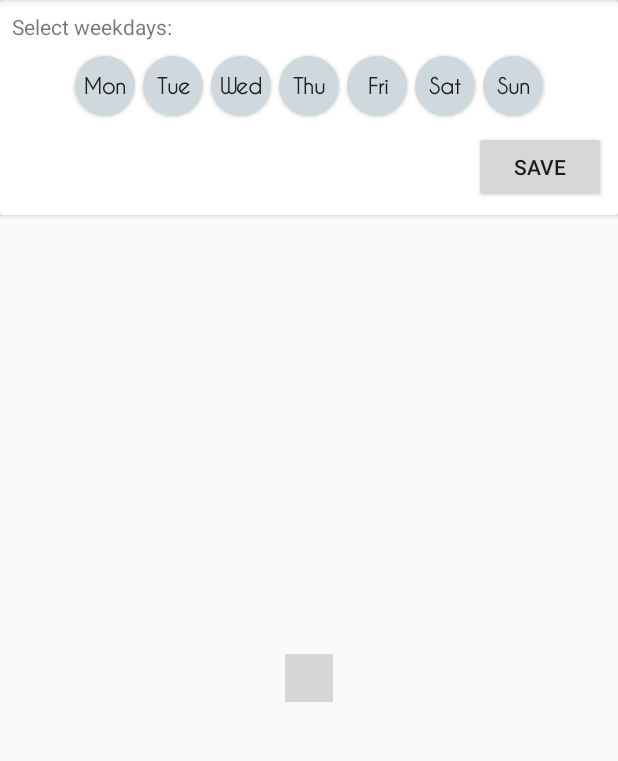
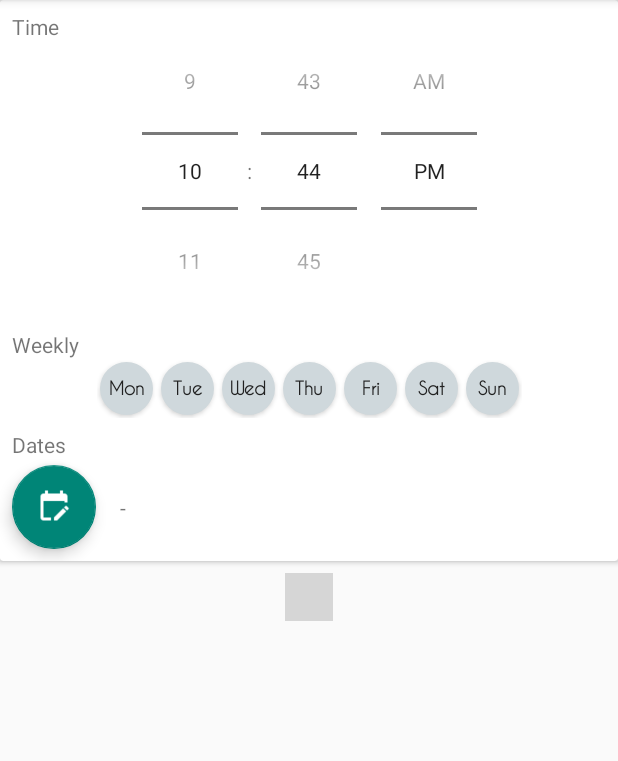
Before and after one commit to bethanw10/ReminderApp, an Android app: the screen it shows after launch (MainActivity), on a phone screen of 412 x 824 dp, the part 84-845 px from its top. Run offline under Robolectric (Android 15) with nearby library versions, the phone set to English and light mode, and no system bars; libraries missing offline, so code that uses them is left out: com.prolificinteractive.materialcalendarview; plain views replace MaterialCalendarView; 4 statements that could not run were skipped; grey boxes are pictures that could not be loaded.

Commit message:
Add multiple date selector Move rules into folder

```diff
--- a/app/build.gradle
+++ b/app/build.gradle
@@ -4,7 +4,7 @@ android {
     compileSdkVersion 28
     defaultConfig {
         applicationId "bethan.alarmapp"
-        minSdkVersion 16
+        minSdkVersion 21
         targetSdkVersion 28
         versionCode 1
         versionName "1.0"
--- a/app/src/main/java/bethan/alarmapp/MainActivity.java
+++ b/app/src/main/java/bethan/alarmapp/MainActivity.java
@@ -1,9 +1,15 @@
 package bethan.alarmapp;
 
+import android.app.AlertDialog;
+import android.app.DatePickerDialog;
+import android.content.DialogInterface;
 import android.os.Bundle;
+import android.support.design.widget.FloatingActionButton;
 import android.support.v7.app.AppCompatActivity;
+import android.view.LayoutInflater;
 import android.view.View;
-import android.widget.Button;
+import android.widget.CompoundButton;
+import android.widget.TextView;
 
 import com.prolificinteractive.materialcalendarview.CalendarDay;
 import com.prolificinteractive.materialcalendarview.MaterialCalendarView;
@@ -15,17 +21,22 @@ import org.threeten.bp.LocalDate;
 import java.util.ArrayList;
 import java.util.List;
 
+import bethan.alarmapp.Rules.RuleSet;
+import bethan.alarmapp.Rules.WeekdayRule;
+
 // TODO: Butter knife?
 public class MainActivity extends AppCompatActivity {
 
     WeekdaySelector weekdaySelector;
 
+    FloatingActionButton editDatesBtn;
+
+    TextView datesText;
+
     MaterialCalendarView calendar;
 
-    Button saveBtn;
-
-    WeekdayRule weekdayRule;
-    LocalDate currentMonthStartDate;
+    private RuleSet rulesSet;
+    private LocalDate currentMonthStartDate;
 
     @Override
     protected void onCreate(Bundle savedInstanceState) {
@@ -34,7 +45,8 @@ public class MainActivity extends AppCompatActivity {
 
         getViews();
 
-        weekdayRule = new WeekdayRule(new ArrayList<DayOfWeek>());
+        rulesSet = new RuleSet();
+
         currentMonthStartDate = LocalDate.now();
 
         calendar.state().edit()
@@ -48,22 +60,44 @@ public class MainActivity extends AppCompatActivity {
             public void onMonthChanged(MaterialCalendarView materialCalendarView,
                                        CalendarDay calendarDay) {
                 currentMonthStartDate = calendarDay.getDate();
-                updateCalendar(weekdayRule);
+                updateCalendar();
             }
         });
 
-        saveBtn.setOnClickListener(new View.OnClickListener() {
+        weekdaySelector.setOnWeekdaySelected(new WeekdaySelector.onWeekdaySelectedListener() {
+            @Override
+            public void onWeekdaySelected(CompoundButton buttonView, boolean isChecked) {
+                List<DayOfWeek> daysOfWeek = weekdaySelector.getSelectedDays();
+
+                WeekdayRule weekdayRule = new WeekdayRule(daysOfWeek);
+                rulesSet.updateRule(weekdayRule);
+                updateCalendar();
+            }
+        });
+
+        editDatesBtn.setOnClickListener(new View.OnClickListener() {
             @Override
             public void onClick(View v) {
-                List<DayOfWeek> daysOfWeek = weekdaySelector.getSelectedDays();
 
-                weekdayRule = new WeekdayRule(daysOfWeek);
-                updateCalendar(weekdayRule);
+                DatePickerDialog datePickerDialog = new DatePickerDialog(
+                        MainActivity.this, null,
+                        LocalDate.now().getYear(),
+                        LocalDate.now().getMonth().getValue(),
+                        LocalDate.now().getDayOfMonth());
+
+                datePickerDialog.show();
             }
         });
     }
 
-    private void updateCalendar(Rule rule) {
+    private void getViews() {
+        editDatesBtn = findViewById(R.id.editDatesBtn);
+        datesText = findViewById(R.id.dateText);
+        calendar = findViewById(R.id.calendarView);
+        weekdaySelector = findViewById(R.id.weekdaySelector);
+    }
+
+    private void updateCalendar() {
         List<CalendarDay> datesToSelect = new ArrayList<>();
 
         LocalDate startDate = LocalDate.now().isBefore(currentMonthStartDate) ?
@@ -73,18 +107,12 @@ public class MainActivity extends AppCompatActivity {
         LocalDate endDate = currentMonthStartDate.plusMonths(2);
 
         for (LocalDate date = startDate; date.isBefore(endDate); date = date.plusDays(1)) {
-            if (rule.isTrueForDate(date)) {
+            if (rulesSet.isTrueForDate(date)) {
                 datesToSelect.add(CalendarDay.from(date));
             }
         }
 
         setDatesSelected(calendar, datesToSelect);
-    }
-
-    private void getViews() {
-        weekdaySelector = findViewById(R.id.weekdaySelector);
-        calendar = findViewById(R.id.calendarView);
-        saveBtn = findViewById(R.id.saveBtn);
     }
 
     private void setDatesSelected(MaterialCalendarView calendar, List<CalendarDay> dates) {
@@ -95,4 +123,27 @@ public class MainActivity extends AppCompatActivity {
         }
     }
 
+    private AlertDialog dialog() {
+        AlertDialog.Builder builder = new AlertDialog.Builder(this);
+        // Get the layout inflater
+        LayoutInflater inflater = this.getLayoutInflater();
+
+        // Inflate and set the layout for the dialog
+        // Pass null as the parent view because its going in the dialog layout
+        builder.setView(inflater.inflate(R.layout.multiple_date_picker_dialog, null))
+                // Add action buttons
+                .setPositiveButton("OK", new DialogInterface.OnClickListener() {
+                    @Override
+                    public void onClick(DialogInterface dialog, int id) {
+                        // sign in the user ...
+                    }
+                })
+                .setNegativeButton("Cancel", new DialogInterface.OnClickListener() {
+                    public void onClick(DialogInterface dialog, int id) {
+
+                    }
+                });
+        return builder.create();
+    }
+
 }
--- a/app/src/main/java/bethan/alarmapp/DayOfMonthRule.java
+++ b/app/src/main/java/bethan/alarmapp/Rules/DayOfMonthRule.java
@@ -1,7 +1,6 @@
-package bethan.alarmapp;
+package bethan.alarmapp.Rules;
 
 import org.threeten.bp.LocalDate;
-import org.threeten.bp.LocalDateTime;
 
 import java.util.List;
 
--- a/app/src/main/java/bethan/alarmapp/NthWeekdayRule.java
+++ b/app/src/main/java/bethan/alarmapp/Rules/NthWeekdayRule.java
@@ -1,8 +1,7 @@
-package bethan.alarmapp;
+package bethan.alarmapp.Rules;
 
 import org.threeten.bp.DayOfWeek;
 import org.threeten.bp.LocalDate;
-import org.threeten.bp.LocalDateTime;
 
 // n can be between 1 - 5
 public class NthWeekdayRule extends Rule {
@@ -10,7 +9,7 @@ public class NthWeekdayRule extends Rule {
     private DayOfWeek dayOfWeek;
     private Integer weekNumber;
 
-    NthWeekdayRule(DayOfWeek dayOfWeek, Integer weekNumber) {
+    public NthWeekdayRule(DayOfWeek dayOfWeek, Integer weekNumber) {
         this.dayOfWeek = dayOfWeek;
         this.weekNumber = weekNumber;
     }
--- a/app/src/main/java/bethan/alarmapp/Rule.java
+++ b/app/src/main/java/bethan/alarmapp/Rules/Rule.java
@@ -1,7 +1,6 @@
-package bethan.alarmapp;
+package bethan.alarmapp.Rules;
 
 import org.threeten.bp.LocalDate;
-import org.threeten.bp.LocalDateTime;
 
 public abstract class Rule {
     public abstract boolean isTrueForDate(LocalDate date);
--- a/app/src/main/java/bethan/alarmapp/SpecificDatesRule.java
+++ b/app/src/main/java/bethan/alarmapp/Rules/SpecificDatesRule.java
@@ -1,7 +1,6 @@
-package bethan.alarmapp;
+package bethan.alarmapp.Rules;
 
 import org.threeten.bp.LocalDate;
-import org.threeten.bp.LocalDateTime;
 
 import java.util.List;
 
--- a/app/src/main/java/bethan/alarmapp/WeekdayRule.java
+++ b/app/src/main/java/bethan/alarmapp/Rules/WeekdayRule.java
@@ -1,16 +1,20 @@
-package bethan.alarmapp;
+package bethan.alarmapp.Rules;
 
 import org.threeten.bp.DayOfWeek;
 import org.threeten.bp.LocalDate;
-import org.threeten.bp.LocalDateTime;
 
+import java.util.ArrayList;
 import java.util.List;
 
 public class WeekdayRule extends Rule {
 
     private List<DayOfWeek> weekdays;
 
-    WeekdayRule(List<DayOfWeek> onDays) {
+    public WeekdayRule() {
+        this.weekdays = new ArrayList<DayOfWeek>();
+    }
+
+    public WeekdayRule(List<DayOfWeek> onDays) {
         this.weekdays = onDays;
     }
 
--- a/app/src/main/java/bethan/alarmapp/WeekdaySelector.java
+++ b/app/src/main/java/bethan/alarmapp/WeekdaySelector.java
@@ -77,7 +77,7 @@ public class WeekdaySelector extends LinearLayout {
         mOnWeekdaySelected = eventListener;
     }
 
-    private interface onWeekdaySelectedListener {
+    public interface onWeekdaySelectedListener {
         void onWeekdaySelected(CompoundButton buttonView, boolean isChecked);
     }
 }
--- a/app/src/main/res/layout/activity_main.xml
+++ b/app/src/main/res/layout/activity_main.xml
@@ -5,6 +5,15 @@
     android:layout_width="match_parent"
     android:layout_height="match_parent"
     tools:context=".MainActivity">
+
+    <ScrollView
+        android:layout_width="match_parent"
+        android:layout_height="match_parent">
+
+        <android.support.constraint.ConstraintLayout
+            android:layout_width="match_parent"
+            android:layout_height="wrap_content"
+            android:orientation="vertical" >
 
             <android.support.v7.widget.CardView
                 android:id="@+id/cardView"
@@ -15,42 +24,85 @@
                     android:layout_width="match_parent"
                     android:layout_height="match_parent">
 
-            <bethan.alarmapp.WeekdaySelector
-                android:id="@+id/weekdaySelector"
+                    <TextView
+                        android:id="@+id/textView2"
                         android:layout_width="wrap_content"
                         android:layout_height="wrap_content"
                         android:layout_marginStart="8dp"
-                android:layout_marginLeft="8dp"
+                        android:layout_marginTop="8dp"
+                        android:text="Time"
+                        app:layout_constraintStart_toStartOf="parent"
+                        app:layout_constraintTop_toTopOf="parent" />
+
+                    <TimePicker
+                        android:id="@+id/timePicker"
+                        style="@android:style/Widget.Material.Light.TimePicker"
+                        android:layout_width="wrap_content"
+                        android:layout_height="wrap_content"
+                        android:layout_marginStart="8dp"
                         android:layout_marginTop="8dp"
                         android:layout_marginEnd="8dp"
-                android:layout_marginRight="8dp"
+                        android:numbersSelectorColor="@color/colorPrimary"
+                        android:timePickerMode="spinner"
                         app:layout_constraintEnd_toEndOf="parent"
                         app:layout_constraintStart_toStartOf="parent"
-                app:layout_constraintTop_toBottomOf="@+id/textView" />
+                        app:layout_constraintTop_toTopOf="parent" />
+
 
                     <TextView
                         android:id="@+id/textView"
                         android:layout_width="wrap_content"
                         android:layout_height="wrap_content"
                         android:layout_marginStart="8dp"
-                android:layout_marginLeft="8dp"
-                android:layout_marginTop="8dp"
-                android:text="Select weekdays:"
+                        android:text="Weekly"
                         app:layout_constraintStart_toStartOf="parent"
-                app:layout_constraintTop_toTopOf="parent" />
+                        app:layout_constraintTop_toBottomOf="@+id/timePicker" />
 
-            <Button
-                android:id="@+id/saveBtn"
+                    <bethan.alarmapp.WeekdaySelector
+                        android:id="@+id/weekdaySelector"
                         android:layout_width="wrap_content"
                         android:layout_height="wrap_content"
+                        android:layout_marginStart="8dp"
+                        android:layout_marginEnd="8dp"
+                        app:layout_constraintEnd_toEndOf="parent"
+                        app:layout_constraintStart_toStartOf="parent"
+                        app:layout_constraintTop_toBottomOf="@+id/textView" />
+
+                    <TextView
+                        android:id="@+id/textView3"
+                        android:layout_width="wrap_content"
+                        android:layout_height="wrap_content"
+                        android:layout_marginStart="8dp"
                         android:layout_marginTop="8dp"
-                android:layout_marginEnd="8dp"
-                android:layout_marginRight="8dp"
+                        android:text="Dates"
+                        app:layout_constraintStart_toStartOf="parent"
+                        app:layout_constraintTop_toBottomOf="@+id/weekdaySelector" />
+
+                    <android.support.design.widget.FloatingActionButton
+                        android:id="@+id/editDatesBtn"
+                        android:layout_width="wrap_content"
+                        android:layout_height="wrap_content"
+                        android:layout_marginStart="8dp"
+                        android:layout_marginTop="4dp"
                         android:layout_marginBottom="8dp"
-                android:text="Save"
+                        android:clickable="true"
+                        android:focusable="true"
+                        app:backgroundTint="@color/colorPrimary"
                         app:layout_constraintBottom_toBottomOf="parent"
-                app:layout_constraintEnd_toEndOf="parent"
-                app:layout_constraintTop_toBottomOf="@+id/weekdaySelector" />
+                        app:layout_constraintStart_toStartOf="parent"
+                        app:layout_constraintTop_toBottomOf="@+id/textView3"
+                        app:srcCompat="@drawable/calendar_edit" />
+
+                    <TextView
+                        android:id="@+id/dateText"
+                        android:layout_width="wrap_content"
+                        android:layout_height="wrap_content"
+                        android:layout_marginStart="16dp"
+                        android:text="-"
+                        app:layout_constraintBottom_toBottomOf="@+id/editDatesBtn"
+                        app:layout_constraintStart_toEndOf="@+id/editDatesBtn"
+                        app:layout_constraintTop_toTopOf="@+id/editDatesBtn" />
+
                 </android.support.constraint.ConstraintLayout>
             </android.support.v7.widget.CardView>
 
@@ -59,10 +111,8 @@
                 android:layout_width="wrap_content"
                 android:layout_height="wrap_content"
                 android:layout_marginStart="8dp"
-        android:layout_marginLeft="16dp"
                 android:layout_marginTop="8dp"
                 android:layout_marginEnd="8dp"
-        android:layout_marginRight="16dp"
                 android:layout_marginBottom="16dp"
                 app:layout_constraintBottom_toBottomOf="parent"
                 app:layout_constraintEnd_toEndOf="parent"
@@ -70,5 +120,7 @@
                 app:layout_constraintTop_toBottomOf="@+id/cardView"
                 app:mcv_selectionColor="@color/colorPrimary"
                 app:mcv_showOtherDates="all" />
+        </android.support.constraint.ConstraintLayout>
+    </ScrollView>
 
 </android.support.constraint.ConstraintLayout>
--- a/app/src/main/res/layout/weekday_selector.xml
+++ b/app/src/main/res/layout/weekday_selector.xml
@@ -5,10 +5,9 @@
 
     <ToggleButton
         android:id="@+id/mondayBtn"
-        android:layout_width="40dp"
-        android:layout_height="40dp"
+        android:layout_width="35dp"
+        android:layout_height="35dp"
         android:layout_marginStart="2dp"
-        android:layout_marginLeft="2dp"
         android:layout_marginTop="2dp"
         android:layout_marginBottom="2dp"
         android:layout_weight="1"
@@ -20,15 +19,15 @@
         android:textColor="@color/round_button_text_color"
         android:textOff="Mon"
         android:textOn="Mon"
+        android:textSize="12sp"
         android:textStyle="bold"
         android:typeface="normal" />
 
     <ToggleButton
         android:id="@+id/tuesdayBtn"
-        android:layout_width="40dp"
-        android:layout_height="40dp"
+        android:layout_width="35dp"
+        android:layout_height="35dp"
         android:layout_marginStart="5dp"
-        android:layout_marginLeft="5dp"
         android:layout_marginTop="2dp"
         android:layout_marginBottom="2dp"
         android:layout_weight="1"
@@ -40,15 +39,15 @@
         android:textColor="@color/round_button_text_color"
         android:textOff="Tue"
         android:textOn="Tue"
+        android:textSize="12sp"
         android:textStyle="bold"
         android:typeface="normal" />
 
     <ToggleButton
         android:id="@+id/wednesdayBtn"
-        android:layout_width="40dp"
-        android:layout_height="40dp"
+        android:layout_width="35dp"
+        android:layout_height="35dp"
         android:layout_marginStart="5dp"
-        android:layout_marginLeft="5dp"
         android:layout_marginTop="2dp"
         android:layout_marginBottom="2dp"
         android:layout_weight="1"
@@ -60,15 +59,15 @@
         android:textColor="@color/round_button_text_color"
         android:textOff="Wed"
         android:textOn="Wed"
+        android:textSize="12sp"
         android:textStyle="bold"
         android:typeface="normal" />
 
     <ToggleButton
         android:id="@+id/thursdayBtn"
-        android:layout_width="40dp"
-        android:layout_height="40dp"
+        android:layout_width="35dp"
+        android:layout_height="35dp"
         android:layout_marginStart="5dp"
-        android:layout_marginLeft="5dp"
         android:layout_marginTop="2dp"
         android:layout_marginBottom="2dp"
         android:layout_weight="1"
@@ -80,15 +79,15 @@
         android:textColor="@color/round_button_text_color"
         android:textOff="Thu"
         android:textOn="Thu"
+        android:textSize="12sp"
         android:textStyle="bold"
         android:typeface="normal" />
 
     <ToggleButton
         android:id="@+id/fridayBtn"
-        android:layout_width="40dp"
-        android:layout_height="40dp"
+        android:layout_width="35dp"
+        android:layout_height="35dp"
         android:layout_marginStart="5dp"
-        android:layout_marginLeft="5dp"
         android:layout_marginTop="2dp"
         android:layout_marginBottom="2dp"
         android:layout_weight="1"
@@ -100,15 +99,15 @@
         android:textColor="@color/round_button_text_color"
         android:textOff="Fri"
         android:textOn="Fri"
+        android:textSize="12sp"
         android:textStyle="bold"
         android:typeface="normal" />
 
     <ToggleButton
         android:id="@+id/saturdayBtn"
-        android:layout_width="40dp"
-        android:layout_height="40dp"
+        android:layout_width="35dp"
+        android:layout_height="35dp"
         android:layout_marginStart="5dp"
-        android:layout_marginLeft="5dp"
         android:layout_marginTop="2dp"
         android:layout_marginBottom="2dp"
         android:layout_weight="1"
@@ -120,18 +119,17 @@
         android:textColor="@color/round_button_text_color"
         android:textOff="Sat"
         android:textOn="Sat"
+        android:textSize="12sp"
         android:textStyle="bold"
         android:typeface="normal" />
 
     <ToggleButton
         android:id="@+id/sundayBtn"
-        android:layout_width="40dp"
-        android:layout_height="40dp"
+        android:layout_width="35dp"
+        android:layout_height="35dp"
         android:layout_marginStart="5dp"
-        android:layout_marginLeft="5dp"
         android:layout_marginTop="2dp"
         android:layout_marginEnd="2dp"
-        android:layout_marginRight="2dp"
         android:layout_marginBottom="2dp"
         android:layout_weight="1"
         android:background="@drawable/round_button"
@@ -143,5 +141,6 @@
         android:textOff="Sun"
         android:textOn="Sun"
         android:textStyle="bold"
-        android:typeface="normal" />
+        android:typeface="normal"
+        android:textSize="12sp" />
 </LinearLayout>
```
Also changed, not shown: app/src/main/java/bethan/alarmapp/MultipleDatePickerDialog.java (added, +34 -0 lines), app/src/main/java/bethan/alarmapp/RuleSet.java (deleted, +0 -21 lines), app/src/main/java/bethan/alarmapp/Rules/RuleSet.java (added, +51 -0 lines), app/src/main/res/layout/multiple_date_picker_dialog.xml (added, +51 -0 lines), app/src/main/res/drawable/calendar_edit.png (added), 2 other files. Lines whose indentation alone changed are shown as unchanged.
